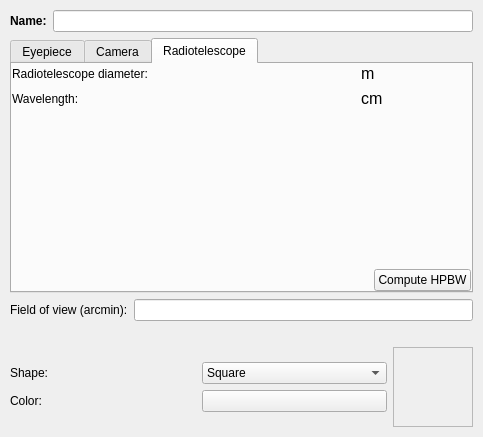
Above: kstars/newfov.ui from KDE/kstars before the change. Below: the same form after it.
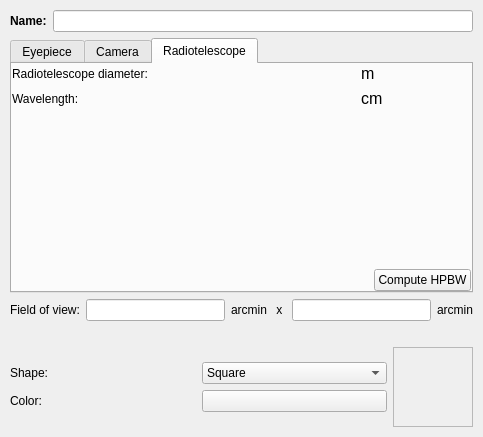
That is the form after the change. The open tabs and pages were chosen to show the change. Custom widgets are drawn as their Qt base class.

Commit message: Adding support for setting up a rectangular / elliptical FOV indicator.

```diff
--- a/kstars/newfov.ui
+++ b/kstars/newfov.ui
@@ -734,7 +734,7 @@
      <item>
       <widget class="QLabel" name="fieldoFviewLabel" >
        <property name="text" >
-        <string>Field of view (arcmin):</string>
+        <string>Field of view:</string>
        </property>
       </widget>
      </item>
@@ -750,6 +750,30 @@
        </property>
       </widget>
      </item>
+     <item>
+      <widget class="QLabel" name="label_2" >
+       <property name="text" >
+        <string>arcmin</string>
+       </property>
+      </widget>
+     </item>
+     <item>
+      <widget class="QLabel" name="label" >
+       <property name="text" >
+        <string> x </string>
+       </property>
+      </widget>
+     </item>
+     <item>
+      <widget class="KLineEdit" name="FOVEditY" />
+     </item>
+     <item>
+      <widget class="QLabel" name="label_3" >
+       <property name="text" >
+        <string>arcmin</string>
+       </property>
+      </widget>
+     </item>
     </layout>
    </item>
    <item>
```
Left out of the diff: 31 changed lines with no effect on the pictures. The commit also changes 2 other files.
